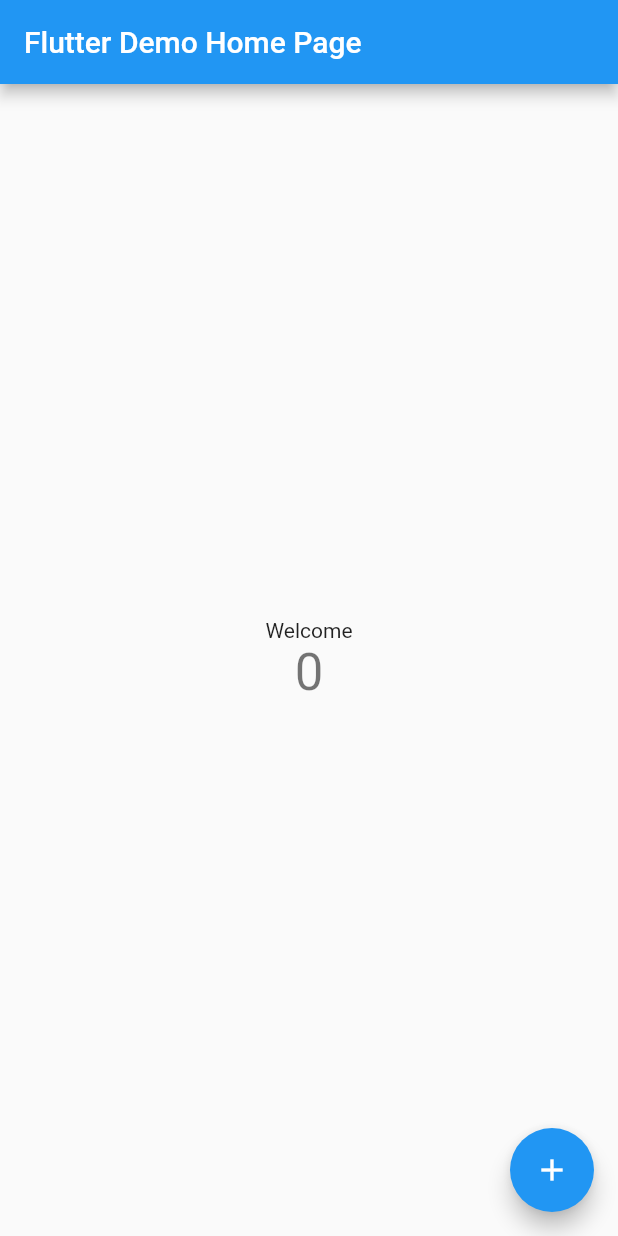
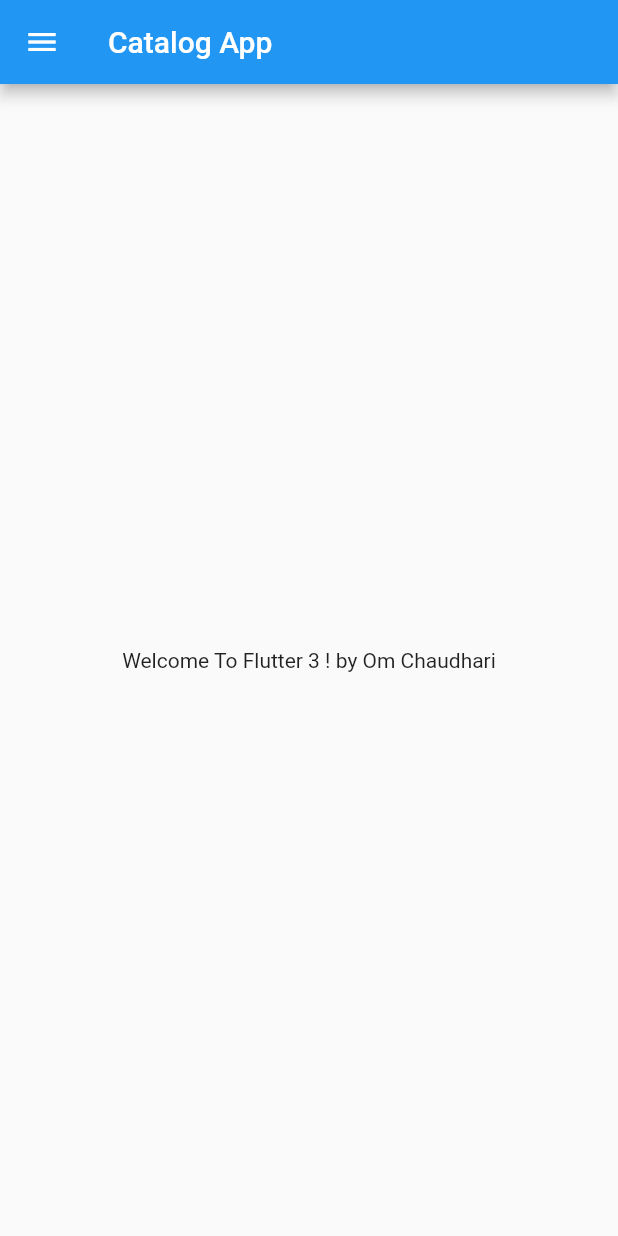
Before and after one commit to CyberOm333/Team---Karma, a Flutter app: the screen it shows after launch, on a phone screen of 412 x 824 dp. Run offline on Flutter 3.47's test engine with Material 2 defaults, Android fonts, the phone set to English and light mode, and no system bars.

Commit message:
Day 2 Complete

```diff
--- /dev/null
+++ b/lib/home_page.dart
@@ -0,0 +1,22 @@
+import 'package:flutter/material.dart';
+
+class HomePage extends StatelessWidget {
+  const HomePage({super.key});
+
+  @override
+  Widget build(BuildContext context) {
+    final int days = 3;
+    final String name = "Om Chaudhari";
+    return Scaffold(
+      appBar: AppBar(
+        title: Text("Catalog App"),
+      ),
+      body: Center(
+        child: Container(
+          child: Text("Welcome To Flutter $days ! by $name"),
+        ),
+      ),
+      drawer: Drawer(),
+    );
+  }
+}
--- a/lib/main.dart
+++ b/lib/main.dart
@@ -1,115 +1,15 @@
 import 'package:flutter/material.dart';
+import 'home_page.dart';
 
 void main() {
-  runApp(const MyApp());
+  runApp(MyApp());
 }
 
 class MyApp extends StatelessWidget {
-  const MyApp({super.key});
-
-  // This widget is the root of your application.
   @override
   Widget build(BuildContext context) {
     return MaterialApp(
-      title: 'Flutter Demo',
-      theme: ThemeData(
-        // This is the theme of your application.
-        //
-        // Try running your application with "flutter run". You'll see the
-        // application has a blue toolbar. Then, without quitting the app, try
-        // changing the primarySwatch below to Colors.green and then invoke
-        // "hot reload" (press "r" in the console where you ran "flutter run",
-        // or simply save your changes to "hot reload" in a Flutter IDE).
-        // Notice that the counter didn't reset back to zero; the application
-        // is not restarted.
-        primarySwatch: Colors.blue,
-      ),
-      home: const MyHomePage(title: 'Flutter Demo Home Page'),
+      home: HomePage(),
     );
   }
 }
-
-class MyHomePage extends StatefulWidget {
-  const MyHomePage({super.key, required this.title});
-
-  // This widget is the home page of your application. It is stateful, meaning
-  // that it has a State object (defined below) that contains fields that affect
-  // how it looks.
-
-  // This class is the configuration for the state. It holds the values (in this
-  // case the title) provided by the parent (in this case the App widget) and
-  // used by the build method of the State. Fields in a Widget subclass are
-  // always marked "final".
-
-  final String title;
-
-  @override
-  State<MyHomePage> createState() => _MyHomePageState();
-}
-
-class _MyHomePageState extends State<MyHomePage> {
-  int _counter = 0;
-
-  void _incrementCounter() {
-    setState(() {
-      // This call to setState tells the Flutter framework that something has
-      // changed in this State, which causes it to rerun the build method below
-      // so that the display can reflect the updated values. If we changed
-      // _counter without calling setState(), then the build method would not be
-      // called again, and so nothing would appear to happen.
-      _counter++;
-    });
-  }
-
-  @override
-  Widget build(BuildContext context) {
-    // This method is rerun every time setState is called, for instance as done
-    // by the _incrementCounter method above.
-    //
-    // The Flutter framework has been optimized to make rerunning build methods
-    // fast, so that you can just rebuild anything that needs updating rather
-    // than having to individually change instances of widgets.
-    return Scaffold(
-      appBar: AppBar(
-        // Here we take the value from the MyHomePage object that was created by
-        // the App.build method, and use it to set our appbar title.
-        title: Text(widget.title),
-      ),
-      body: Center(
-        // Center is a layout widget. It takes a single child and positions it
-        // in the middle of the parent.
-        child: Column(
-          // Column is also a layout widget. It takes a list of children and
-          // arranges them vertically. By default, it sizes itself to fit its
-          // children horizontally, and tries to be as tall as its parent.
-          //
-          // Invoke "debug painting" (press "p" in the console, choose the
-          // "Toggle Debug Paint" action from the Flutter Inspector in Android
-          // Studio, or the "Toggle Debug Paint" command in Visual Studio Code)
-          // to see the wireframe for each widget.
-          //
-          // Column has various properties to control how it sizes itself and
-          // how it positions its children. Here we use mainAxisAlignment to
-          // center the children vertically; the main axis here is the vertical
-          // axis because Columns are vertical (the cross axis would be
-          // horizontal).
-          mainAxisAlignment: MainAxisAlignment.center,
-          children: <Widget>[
-            const Text(
-              'Welcome',
-            ),
-            Text(
-              '$_counter',
-              style: Theme.of(context).textTheme.headline4,
-            ),
-          ],
-        ),
-      ),
-      floatingActionButton: FloatingActionButton(
-        onPressed: _incrementCounter,
-        tooltip: 'Increment',
-        child: const Icon(Icons.add),
-      ), // This trailing comma makes auto-formatting nicer for build methods.
-    );
-  }
-}
```
